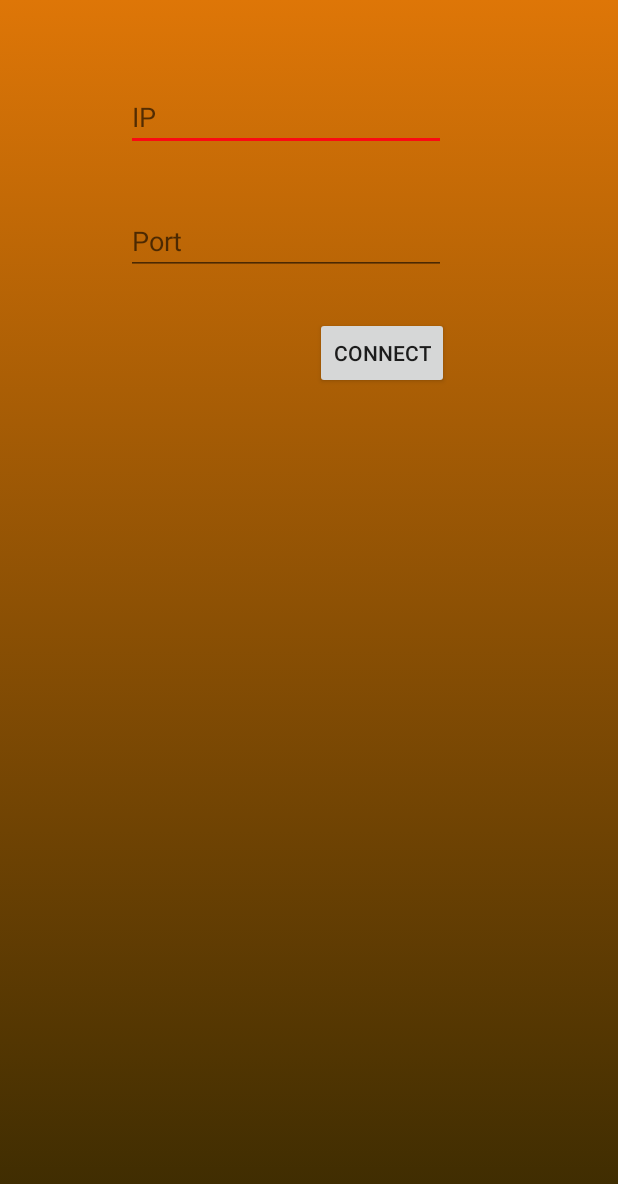
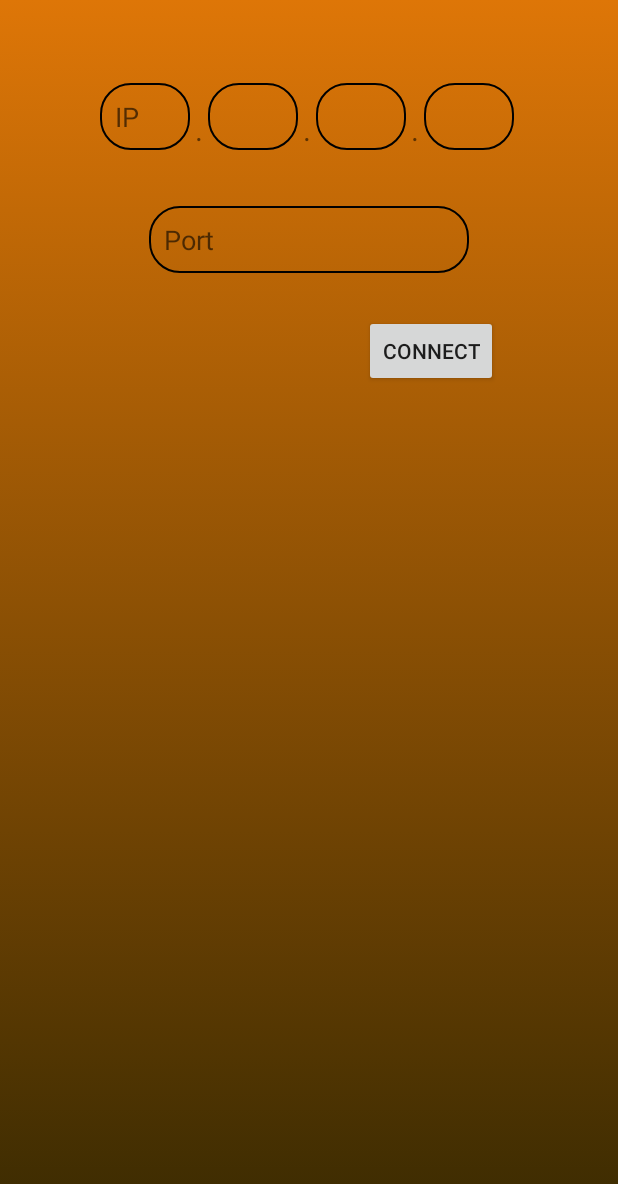
Before and after one commit to wjcwleklinski/RobotController, an Android app: the screen it shows after launch (MenuActivity), on a phone screen of 412 x 824 dp. Shown: the top 1184 px of the screen. Run offline under Robolectric (Android 15) with nearby library versions, the phone set to English and light mode, and no system bars; network calls fail.

Commit message:
User interface improved

```diff
--- a/app/src/main/java/com/contoller/wojtek/robotcontroller/MenuActivity.java
+++ b/app/src/main/java/com/contoller/wojtek/robotcontroller/MenuActivity.java
@@ -29,8 +29,8 @@ import java.net.InetAddress;
 
 public class MenuActivity extends Activity {
 
-    EditText editTextIP;
-    EditText editTextPort;
+    private EditText editText1, editText2, editText3, editText4;
+    private EditText editTextPort;
 
     private final String FILE_NAME = "log.txt";
     private final String LOCAL_PATH = "/RobotController";
@@ -40,15 +40,24 @@ public class MenuActivity extends Activity {
     protected void onCreate(Bundle savedInstanceState) {
         super.onCreate(savedInstanceState);
         setContentView(R.layout.activity_menu);
-        editTextIP = findViewById(R.id.editTextIP);
+        //editTextIP = findViewById(R.id.editTextIP);
+        editText1 = findViewById(R.id.editTextIP1);
+        editText2 = findViewById(R.id.editTextIP2);
+        editText3 = findViewById(R.id.editTextIP3);
+        editText4 = findViewById(R.id.editTextIP4);
         editTextPort = findViewById(R.id.editTextPort);
 
         try {
             String dataFromFile = readFromFile();
-            editTextIP.setText(dataFromFile.split(":")[0]);
-            editTextPort.setText(dataFromFile.split(":")[1]);
+            String[] parts = dataFromFile.split("\\.");
+            editText1.setText(parts[0]);
+            editText2.setText(parts[1]);
+            editText3.setText(parts[2]);
+            editText4.setText(parts[3].split(":")[0]);
+            String port = parts[3].split(":")[1];
+            editTextPort.setText(port);
         } catch (IOException e) {
-            Log.i("IOException", "Unable to read from file");
+            Log.i("ReadFromFile", "Unable to read from file");
 
         }
 
@@ -56,10 +65,11 @@ public class MenuActivity extends Activity {
 
     public void onConnect(View view) {
 
-
-        String IP = editTextIP.getText().toString();
+        String IP = editText1.getText().toString() + "." +
+                editText2.getText().toString() + "." +
+                editText3.getText().toString() + "." +
+                editText4.getText().toString();
         String port = editTextPort.getText().toString();
-
         if(isExternalStorageWritable()) {
             if(hasPermissionToWrite(this)) {
                 writeToFile(IP + ":" + port);
--- /dev/null
+++ b/app/src/main/res/drawable/edit_text_ip.xml
@@ -0,0 +1,16 @@
+<?xml version="1.0" encoding="utf-8"?>
+<shape xmlns:android="http://schemas.android.com/apk/res/android">
+    <stroke
+        android:width="1dp"
+        android:color="@color/axisDefault" />
+    <corners android:radius="20dp" />
+    <solid
+        android:color="#00FFFFFF"
+        android:paddingLeft="10dp"
+        android:paddingTop="10dp"/>
+    <padding
+        android:left="10dp"
+        android:top="10dp"
+        android:right="10dp"
+        android:bottom="10dp" />
+</shape>
--- a/app/src/main/res/layout/activity_menu.xml
+++ b/app/src/main/res/layout/activity_menu.xml
@@ -7,42 +7,114 @@
     android:background="@drawable/backgroundgradient">
 
 
-    <EditText
-        android:id="@+id/editTextIP"
+    <!--<EditText-->
+        <!--android:id="@+id/editTextIP"-->
+        <!--android:layout_width="wrap_content"-->
+        <!--android:layout_height="wrap_content"-->
+        <!--android:layout_marginStart="84dp"-->
+        <!--android:layout_marginTop="55dp"-->
+        <!--android:ems="10"-->
+        <!--android:hint="IP"-->
+        <!--android:inputType="phone"-->
+        <!--android:background="@drawable/edit_text_ip"-->
+        <!--android:digits="0123456789."-->
+        <!--app:layout_constraintStart_toStartOf="parent"-->
+        <!--app:layout_constraintTop_toTopOf="parent"-->
+        <!--android:layout_marginLeft="84dp" />-->
+
+    <GridLayout
+        android:id="@+id/ip_container"
         android:layout_width="wrap_content"
         android:layout_height="wrap_content"
-        android:layout_marginStart="84dp"
         android:layout_marginTop="55dp"
-        android:ems="10"
-        android:hint="IP"
-        android:inputType="phone"
-        android:digits="0123456789."
+        app:layout_constraintEnd_toEndOf="parent"
         app:layout_constraintStart_toStartOf="parent"
-        app:layout_constraintTop_toTopOf="parent"
-        android:layout_marginLeft="84dp" />
+        app:layout_constraintTop_toTopOf="parent">
+
+        <EditText
+            android:id="@+id/editTextIP1"
+            android:layout_marginEnd="3dp"
+            android:layout_marginRight="3dp"
+            android:width="60dp"
+            android:inputType="number"
+            android:background="@drawable/edit_text_ip"
+            android:hint="IP" />
+
+        <TextView
+            android:layout_width="wrap_content"
+            android:layout_height="wrap_content"
+            android:layout_gravity="bottom"
+            android:layout_marginEnd="3dp"
+            android:layout_marginRight="3dp"
+            android:text="."
+            android:textSize="20dp" />
+
+        <EditText
+            android:id="@+id/editTextIP2"
+            android:layout_marginEnd="3dp"
+            android:layout_marginRight="3dp"
+            android:width="60dp"
+            android:inputType="number"
+            android:background="@drawable/edit_text_ip" />
+
+        <TextView
+            android:layout_width="wrap_content"
+            android:layout_height="wrap_content"
+            android:layout_gravity="bottom"
+            android:layout_marginEnd="3dp"
+            android:layout_marginRight="3dp"
+            android:text="."
+            android:textSize="20dp" />
+
+        <EditText
+            android:id="@+id/editTextIP3"
+            android:layout_marginEnd="3dp"
+            android:layout_marginRight="3dp"
+            android:width="60dp"
+            android:inputType="number"
+            android:background="@drawable/edit_text_ip" />
+
+        <TextView
+            android:layout_width="wrap_content"
+            android:layout_height="wrap_content"
+            android:layout_gravity="bottom"
+            android:layout_marginEnd="3dp"
+            android:layout_marginRight="3dp"
+            android:text="."
+            android:textSize="20dp" />
+
+        <EditText
+            android:id="@+id/editTextIP4"
+            android:layout_marginEnd="3dp"
+            android:layout_marginRight="3dp"
+            android:width="60dp"
+            android:inputType="number"
+            android:background="@drawable/edit_text_ip" />
+    </GridLayout>
 
     <EditText
         android:id="@+id/editTextPort"
         android:layout_width="wrap_content"
         android:layout_height="wrap_content"
-        android:layout_marginStart="84dp"
         android:layout_marginTop="37dp"
+        android:background="@drawable/edit_text_ip"
         android:ems="10"
         android:hint="Port"
-        android:inputType="phone"
+        android:inputType="number"
+        app:layout_constraintEnd_toEndOf="parent"
         app:layout_constraintStart_toStartOf="parent"
-        app:layout_constraintTop_toBottomOf="@+id/editTextIP"
-        android:layout_marginLeft="84dp" />
+        app:layout_constraintTop_toBottomOf="@+id/ip_container" />
 
     <Button
         android:id="@+id/button"
         android:layout_width="wrap_content"
         android:layout_height="wrap_content"
-        android:layout_marginStart="210dp"
         android:layout_marginTop="28dp"
+        android:layout_marginEnd="80dp"
+        android:layout_marginRight="80dp"
+        android:onClick="onConnect"
         android:text="Connect"
-        android:onClick="onConnect"
-        app:layout_constraintStart_toStartOf="parent"
-        app:layout_constraintTop_toBottomOf="@+id/editTextPort"
-        android:layout_marginLeft="210dp" />
+        app:layout_constraintEnd_toEndOf="parent"
+        app:layout_constraintTop_toBottomOf="@+id/editTextPort" />
+
 </android.support.constraint.ConstraintLayout>
```
Also changed, not shown: app/src/main/java/com/contoller/wojtek/robotcontroller/AngleThread.java (+27 -50 lines), app/src/main/java/com/contoller/wojtek/robotcontroller/KukaConnectorThread.java (+25 -8 lines), app/src/main/java/com/contoller/wojtek/robotcontroller/MainActivity.java (+11 -7 lines).
